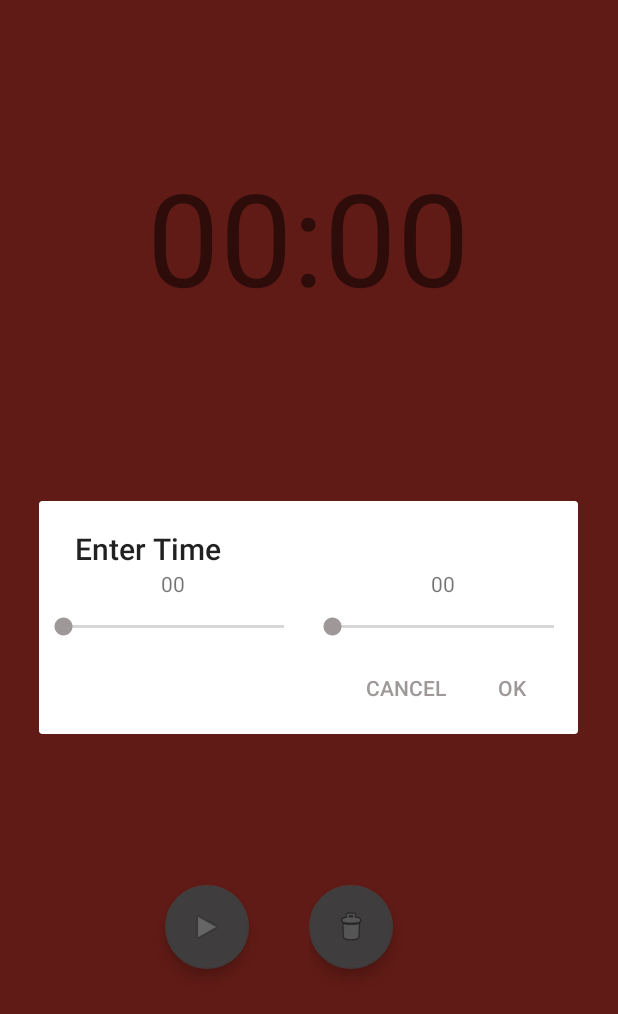
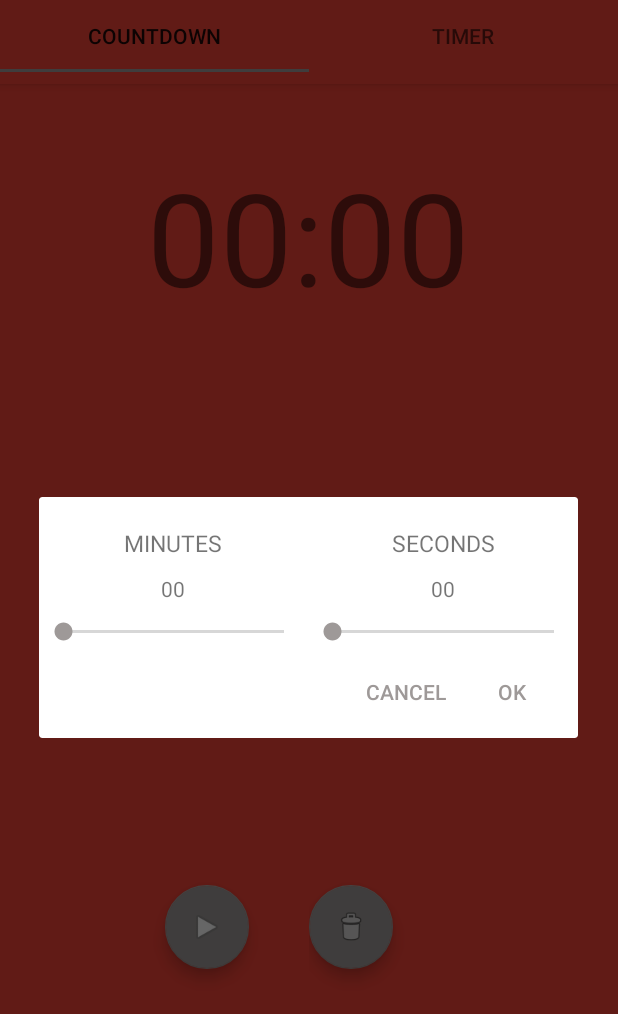
Before and after one commit to sujanrao17/Timer, an Android app: the screen it shows after launch (MainActivity), after a tap on an icon or button, on a phone screen of 412 x 824 dp. Shown: the top 1014 px of the screen. Run offline under Robolectric (Android 15) with nearby library versions, the phone set to English and light mode, and no system bars.

Commit message:
Added view pager with fragment and moved the code to fragments

```diff
--- a/app/src/main/AndroidManifest.xml
+++ b/app/src/main/AndroidManifest.xml
@@ -7,14 +7,15 @@
         android:icon="@mipmap/ic_launcher"
         android:label="@string/app_name"
         android:supportsRtl="true"
-        android:theme="@style/AppTheme">
+        android:theme="@style/AppTheme"
+        android:screenOrientation="portrait"
+        >
         <activity
             android:name=".activity.MainActivity"
             android:label="@string/app_name"
             android:theme="@style/AppTheme.NoActionBar">
             <intent-filter>
                 <action android:name="android.intent.action.MAIN" />
-
                 <category android:name="android.intent.category.LAUNCHER" />
             </intent-filter>
         </activity>
--- a/app/src/main/java/main/coderindigo/com/countdown/activity/MainActivity.java
+++ b/app/src/main/java/main/coderindigo/com/countdown/activity/MainActivity.java
@@ -9,9 +9,14 @@ import android.os.Bundle;
 import android.os.Handler;
 import android.support.design.widget.FloatingActionButton;
 import android.support.design.widget.Snackbar;
+import android.support.design.widget.TabLayout;
+import android.support.v4.app.Fragment;
+import android.support.v4.view.PagerAdapter;
+import android.support.v4.view.ViewPager;
 import android.support.v7.app.AlertDialog;
 import android.support.v7.app.AppCompatActivity;
 import android.support.v7.widget.Toolbar;
+import android.util.Log;
 import android.view.LayoutInflater;
 import android.view.View;
 import android.view.Menu;
@@ -22,25 +27,28 @@ import android.widget.SeekBar;
 import android.widget.TextView;
 import android.widget.Toast;
 
+import main.coderindigo.com.countdown.activity.fragment.*;
+
 
 import java.io.IOException;
 
 import main.coderindigo.com.countdown.R;
+import main.coderindigo.com.countdown.activity.fragment.CountDown.OnTimerStartListener;
 import main.coderindigo.com.countdown.activity.helper.CountdownTimer;
+import main.coderindigo.com.countdown.activity.helper.PageAdapter;
 
-public class MainActivity extends AppCompatActivity implements View.OnClickListener, Dialog.OnClickListener{
+public class MainActivity extends AppCompatActivity implements CountDown.OnTimerStartListener, Dialog.OnClickListener {
 
-    private TextView mTime;
+
+    private static final String TAG = MainActivity.class.getSimpleName();
     private SeekBar seekBar_min;
     private SeekBar seekBar_sec;
-
-
-    private FloatingActionButton startButton;
-    private FloatingActionButton stopButton;
+    private CountDown mDisplayFragment;
     private Handler handler;
     private TextView userInputMin;
     private TextView userInputSec;
     private CountdownTimer timer;
+
 
     public MainActivity() {
     }
@@ -52,27 +60,13 @@ public class MainActivity extends AppCompatActivity implements View.OnClickListe
         setContentView(R.layout.activity_main);
 //        Toolbar toolbar = (Toolbar) findViewById(R.id.toolbar);
 //        setSupportActionBar(toolbar);
+//        LayoutInflater inflater = LayoutInflater.from(this);
+//        View fragmentView = inflater.inflate(R.layout.content_main, null);
 
-//        FloatingActionButton fab = (FloatingActionButton) findViewById(R.id.fab);
-//        fab.setOnClickListener(new View.OnClickListener() {
-//            @Override
-//            public void onClick(View view) {
-//                Snackbar.make(view, "Replace with your own action", Snackbar.LENGTH_LONG)
-//                        .setAction("Action", null).show();
-//            }
-//        });
-
-
-
-
+        //t = (TextView) fragmentView.findViewById(R.id.time);
         //textView = (TextView) findViewById(R.id.textView1);
 
-        mTime = (TextView) findViewById(R.id.time);
-
-        startButton = (FloatingActionButton) findViewById(R.id.start_button);
-        stopButton = (FloatingActionButton) findViewById(R.id.stop_button);
-        startButton.setOnClickListener(this);
-        stopButton.setOnClickListener(this);
+        InitializeTabs();
         handler = new Handler();
         timer = new CountdownTimer(handler) {
             @Override
@@ -82,21 +76,36 @@ public class MainActivity extends AppCompatActivity implements View.OnClickListe
 
             @Override
             public void onTimerFinished() {
-                stopButton.performClick();
             }
 
             @Override
             public void onTimerStopped() {
-                mTime.setText("00:00");
+                // mDisplayFragment.updateTime("00:00");
             }
 
             @Override
             public void updateUI(long time) {
-                mTime.setText(CountdownTimer.covertToString(time));
+//                mDisplayFragment = (CountDown)getSupportFragmentManager().findFragmentByTag(
+//                        "android:switcher:"+ R.id.pager+":0");
+                if (mDisplayFragment != null) {
+                    Log.d(TAG, "Im inside update");
+                    // mDisplayFragment.updateTime(CountdownTimer.covertToString(time));
+                    update(CountdownTimer.covertToString(time));
+
+                } else {
+                    Toast.makeText(MainActivity.this, "oopppss", Toast.LENGTH_SHORT).show();
+                    // Log.d(TAG, mDisplayFragment.toString());
+                }
+
             }
 
         };
 
+    }
+
+    public void update(String time) {
+
+        mDisplayFragment.updateTime(time);
     }
 
     private void playSound() {
@@ -110,129 +119,132 @@ public class MainActivity extends AppCompatActivity implements View.OnClickListe
         } catch (IOException e) {
             e.printStackTrace();
         }
+    }
+
+
+//    @Override
+//    public boolean onCreateOptionsMenu(Menu menu) {
+//        // Inflate the menu; this adds items to the action bar if it is present.
+//        getMenuInflater().inflate(R.menu.menu_main, menu);
+//        return true;
+//    }
+
+//    @Override
+//    public boolean onOptionsItemSelected(MenuItem item) {
+//        // Handle action bar item clicks here. The action bar will
+//        // automatically handle clicks on the Home/Up button, so long
+//        // as you specify a parent activity in AndroidManifest.xml.
+//        int id = item.getItemId();
+//        //noinspection SimplifiableIfStatement
+//        if (id == R.id.action_settings) {
+//            return true;
+//        }
+//
+//        return super.onOptionsItemSelected(item);
+//    }
+
+
+    @Override
+    public void onClick(DialogInterface dialog, int which) {
+        switch (which) {
+            case DialogInterface.BUTTON_POSITIVE:
+                String minutes = userInputMin.getText().toString().trim();
+                Log.d(TAG, "-----------" + minutes);
+
+                String seconds = userInputSec.getText().toString().trim();
+                String input = minutes + ":" + seconds;
+                Log.d(TAG, "--TIME---" + input);
+
+                if (CountdownTimer.isValid(input)) {
+
+                    timer.setTimeRemaining(CountdownTimer.covertTomili(input));
+                    timer.start();
+
+                }
+                break;
+
+            case DialogInterface.BUTTON_NEGATIVE:
+                break;
+
+        }
+    }
+
+    public void InitializeTabs() {
+        final ViewPager viewPager = (ViewPager) findViewById(R.id.pager);
+        final PageAdapter adapter = new PageAdapter(getSupportFragmentManager()) {
+        };
+        adapter.addFragment(new CountDown(), "Countdown");
+        adapter.addFragment(new TimerFragment(), "Timer");
+        viewPager.setAdapter(adapter);
+        TabLayout tabLayout = (TabLayout) findViewById(R.id.tab_layout);
+        tabLayout.setupWithViewPager(viewPager);
+        mDisplayFragment = (CountDown) adapter.getFragment(0);
 
     }
 
     @Override
-    public void onClick(View v) {
+    public void OnTimerStartListener(View v) {
 
-        if(v.getId() == R.id.start_button){
+
+        if (v.getId() == R.id.start_button) {
             Toast.makeText(MainActivity.this, "ON", Toast.LENGTH_SHORT).show();
             LayoutInflater inflater = LayoutInflater.from(this);
             View view = inflater.inflate(R.layout.user_input, null);
+
             seekBar_min = (SeekBar) view.findViewById(R.id.seekBar_min);
             seekBar_sec = (SeekBar) view.findViewById(R.id.seekBar_sec);
+
             userInputMin = (TextView) view.findViewById(R.id.user_input_min);
             userInputSec = (TextView) view.findViewById(R.id.user_input_sec);
 //            userInput.setText(seekBar.getProgress() );
             seekBar_min.setOnSeekBarChangeListener(new SeekBar.OnSeekBarChangeListener() {
                 int progress = 0;
+
                 @Override
                 public void onProgressChanged(SeekBar seekBar, int progresValue, boolean fromUser) {
                     progress = progresValue;
-                    userInputMin.setText( (progress < 10) ? "0" + progress : progress + "" );
+                    userInputMin.setText((progress < 10) ? "0" + progress : progress + "");
                     //Toast.makeText(getApplicationContext(), "Changing seekbar's progress", Toast.LENGTH_SHORT).show();
                 }
 
                 @Override
                 public void onStartTrackingTouch(SeekBar seekBar) {
-
-
                 }
 
                 @Override
 
                 public void onStopTrackingTouch(SeekBar seekBar) {
-
                 }
 
             });
 
             seekBar_sec.setOnSeekBarChangeListener(new SeekBar.OnSeekBarChangeListener() {
                 int progress = 0;
+
                 @Override
                 public void onProgressChanged(SeekBar seekBar, int progresValue, boolean fromUser) {
                     progress = progresValue;
-                    userInputSec.setText( (progress < 10) ? "0" + progress : progress + "" );
+                    userInputSec.setText((progress < 10) ? "0" + progress : progress + "");
                     //Toast.makeText(getApplicationContext(), "Changing seekbar's progress", Toast.LENGTH_SHORT).show();
                 }
 
                 @Override
                 public void onStartTrackingTouch(SeekBar seekBar) {
-
-
                 }
 
                 @Override
-
                 public void onStopTrackingTouch(SeekBar seekBar) {
-
                 }
-
             });
-
-
             AlertDialog.Builder builder = new AlertDialog.Builder(this);
-            builder.setTitle("Enter Time");
-
             builder.setView(view);
             builder.setCancelable(false);
             builder.setPositiveButton("OK", this);
             builder.setNegativeButton("CANCEL", this);
             builder.show();
-
-
-        }else if(v.getId() == R.id.stop_button){
+        } else if (v.getId() == R.id.stop_button) {
             Toast.makeText(MainActivity.this, "OFF", Toast.LENGTH_SHORT).show();
             timer.stop();
         }
-
-    }
-
-    @Override
-    public boolean onCreateOptionsMenu(Menu menu) {
-        // Inflate the menu; this adds items to the action bar if it is present.
-        getMenuInflater().inflate(R.menu.menu_main, menu);
-        return true;
-    }
-
-    @Override
-    public boolean onOptionsItemSelected(MenuItem item) {
-        // Handle action bar item clicks here. The action bar will
-        // automatically handle clicks on the Home/Up button, so long
-        // as you specify a parent activity in AndroidManifest.xml.
-        int id = item.getItemId();
-
-        //noinspection SimplifiableIfStatement
-        if (id == R.id.action_settings) {
-            return true;
-        }
-
-        return super.onOptionsItemSelected(item);
-    }
-
-
-    @Override
-    public void onClick(DialogInterface dialog, int which) {
-        switch (which){
-            case DialogInterface.BUTTON_POSITIVE:
-                String minutes = userInputMin.getText().toString().trim();
-                String seconds = userInputSec.getText().toString().trim();
-                String input = minutes +":"+ seconds;
-                if (CountdownTimer.isValid(input) ){
-
-                        timer.setTimeRemaining(CountdownTimer.covertTomili(input));
-                        timer.start();
-
-                }
-
-
-                break;
-
-            case DialogInterface.BUTTON_NEGATIVE:
-                break;
-
-        }
-
     }
 }
--- /dev/null
+++ b/app/src/main/java/main/coderindigo/com/countdown/activity/fragment/CountDown.java
@@ -0,0 +1,75 @@
+package main.coderindigo.com.countdown.activity.fragment;
+
+
+import android.content.Context;
+import android.os.Bundle;
+import android.support.design.widget.FloatingActionButton;
+
+import android.support.v4.app.Fragment;
+import android.util.Log;
+import android.view.LayoutInflater;
+import android.view.View;
+import android.view.ViewGroup;
+import android.widget.TextView;
+import main.coderindigo.com.countdown.R;
+
+
+public class CountDown extends Fragment implements View.OnClickListener {
+
+    View v;
+    private static final String TAG = CountDown.class.getSimpleName();
+    private TextView mTime;
+    private FloatingActionButton startButton;
+    private FloatingActionButton stopButton;
+
+    private OnTimerStartListener mCallback;
+    public CountDown() {
+        // Required empty public constructor
+    }
+
+
+    @Override
+    public View onCreateView(LayoutInflater inflater, ViewGroup container,
+                             Bundle savedInstanceState) {
+          v = inflater.inflate(R.layout.fragment_countdown_timer, container, false);
+//        ViewGroup ref = (ViewGroup)v.findViewById(R.id.countdown_fragment);
+//        ref.setTag(this);
+//        ref.getChildAt(0).setTag("fragment:" + 0);
+        startButton = (FloatingActionButton) v.findViewById(R.id.start_button);
+        mTime = (TextView) v.findViewById(R.id.time_countdown);
+        stopButton = (FloatingActionButton) v.findViewById(R.id.stop_button);
+        startButton.setOnClickListener(this);
+        stopButton.setOnClickListener(this);
+        return v;
+    }
+
+
+
+    public  void updateTime(String time){
+
+        Log.d(TAG, time);
+        mTime.setText(time);
+    }
+
+    @Override
+    public void onClick(View v) {
+        mCallback.OnTimerStartListener(v);
+    }
+    @Override
+    public void onAttach(Context context) {
+        super.onAttach(context);
+        // This makes sure that the container activity has implemented
+        // the callback interface. If not, it throws an exception
+        try {
+            mCallback = (OnTimerStartListener) context;
+        } catch (ClassCastException e) {
+            throw new ClassCastException(context.toString()
+                    + " must implement OnHeadlineSelectedListener");
+        }
+    }
+
+    public interface OnTimerStartListener {
+        public void OnTimerStartListener(View position);
+    }
+
+}
--- /dev/null
+++ b/app/src/main/java/main/coderindigo/com/countdown/activity/fragment/TimerFragment.java
@@ -0,0 +1,30 @@
+package main.coderindigo.com.countdown.activity.fragment;
+
+
+import android.os.Bundle;
+
+import android.support.v4.app.Fragment;
+import android.view.LayoutInflater;
+import android.view.View;
+import android.view.ViewGroup;
+
+import main.coderindigo.com.countdown.R;
+
+
+public class TimerFragment extends Fragment {
+
+
+    public TimerFragment() {
+        // Required empty public constructor
+    }
+
+
+    @Override
+    public View onCreateView(LayoutInflater inflater, ViewGroup container,
+                             Bundle savedInstanceState) {
+        // Inflate the layout for this fragment
+        return inflater.inflate(R.layout.fragment_timer, container, false);
+    }
+
+
+}
--- a/app/src/main/java/main/coderindigo/com/countdown/activity/helper/CountdownTimer.java
+++ b/app/src/main/java/main/coderindigo/com/countdown/activity/helper/CountdownTimer.java
@@ -1,12 +1,13 @@
 package main.coderindigo.com.countdown.activity.helper;
 
+import android.app.Activity;
 import android.os.Handler;
 import android.util.Log;
 
 /**
  * Created by sujana on 12/14/2015.
  */
-public abstract class CountdownTimer implements Runnable {
+public abstract class CountdownTimer  implements Runnable {
 
     private static final String TAG = CountdownTimer.class.getSimpleName();
     private long timeRemaining;
--- /dev/null
+++ b/app/src/main/java/main/coderindigo/com/countdown/activity/helper/PageAdapter.java
@@ -0,0 +1,51 @@
+package main.coderindigo.com.countdown.activity.helper;
+
+/**
+ * Created by sujana on 12/15/2015.
+ */
+
+import android.support.v4.app.Fragment;
+import android.support.v4.app.FragmentManager;
+import android.support.v4.app.FragmentStatePagerAdapter;
+import android.view.View;
+
+import java.util.ArrayList;
+import java.util.List;
+
+
+
+
+public class PageAdapter extends FragmentStatePagerAdapter {
+
+    private List<Fragment> mFragmentList = new ArrayList<>();
+    private List<String> mFragmentTitleList = new ArrayList<>();
+    public PageAdapter(FragmentManager fm) {
+        super(fm);
+
+    }
+
+    public void addFragment(Fragment fragment,
+                            String title){
+        mFragmentList.add(fragment);
+        mFragmentTitleList.add(title);
+
+    }
+
+    public Fragment getFragment(int pageIndex) {
+        return mFragmentList.get(pageIndex);
+    }
+    @Override
+    public Fragment getItem(int position) {
+
+        return mFragmentList.get(position);
+    }
+
+    @Override
+    public int getCount() {
+        return mFragmentList.size();
+    }
+    @Override
+    public CharSequence getPageTitle(int position) {
+        return mFragmentTitleList.get(position);
+    }
+}
--- a/app/src/main/res/layout/activity_main.xml
+++ b/app/src/main/res/layout/activity_main.xml
@@ -8,6 +8,18 @@
     tools:context=".activity.MainActivity"
     android:background="@color/colorPrimary">
 
+    <android.support.design.widget.TabLayout
+        android:id="@+id/tab_layout"
+        android:layout_width="match_parent"
+        android:layout_height="wrap_content"
+
+        android:background="?attr/colorPrimary"
+        android:elevation="4dp"
+        app:tabMode="fixed"
+        app:tabGravity="fill"
+
+        android:minHeight="?attr/actionBarSize"
+        />
     <!--<android.support.design.widget.AppBarLayout-->
         <!--android:layout_width="match_parent"-->
         <!--android:layout_height="wrap_content"-->
@@ -21,8 +33,13 @@
             <!--app:popupTheme="@style/AppTheme.PopupOverlay" />-->
 
     <!--</android.support.design.widget.AppBarLayout>-->
+    <android.support.v4.view.ViewPager
+        android:id="@+id/pager"
+        android:layout_width="match_parent"
+        android:layout_height="fill_parent"
+        app:layout_behavior="@string/appbar_scrolling_view_behavior"/>
 
-    <include layout="@layout/content_main" />
+
 
     <!--<android.support.design.widget.FloatingActionButton-->
         <!--android:id="@+id/fab"-->
--- /dev/null
+++ b/app/src/main/res/layout/content_countdown.xml
@@ -0,0 +1,63 @@
+<?xml version="1.0" encoding="utf-8"?>
+<LinearLayout xmlns:android="http://schemas.android.com/apk/res/android"
+    xmlns:app="http://schemas.android.com/apk/res-auto"
+    xmlns:tools="http://schemas.android.com/tools"
+    android:layout_width="match_parent"
+    android:layout_height="match_parent"
+    android:orientation="vertical"
+    tools:showIn="@layout/fragment_countdown_timer">
+
+
+    <LinearLayout
+        android:layout_width="match_parent"
+        android:layout_height="0dp"
+        android:layout_weight="1"
+        android:orientation="vertical">
+
+        <TextView
+            android:id="@+id/time_countdown"
+            android:layout_width="wrap_content"
+            android:layout_height="wrap_content"
+            android:layout_gravity="center"
+            android:layout_marginTop="100dp"
+            android:text="00:00"
+            android:textSize="86sp" />
+
+    </LinearLayout>
+
+    <LinearLayout
+        android:layout_width="match_parent"
+        android:layout_height="0dp"
+        android:layout_weight="1"
+        android:orientation="horizontal">
+
+        <LinearLayout
+            android:layout_width="0dp"
+            android:layout_height="match_parent"
+            android:layout_weight="1">
+
+            <android.support.design.widget.FloatingActionButton
+                android:id="@+id/start_button"
+                android:layout_width="match_parent"
+                android:layout_height="wrap_content"
+                android:layout_gravity="center_vertical"
+                android:layout_marginLeft="110dp"
+                android:src="@android:drawable/ic_media_play" />
+        </LinearLayout>
+
+        <LinearLayout
+            android:layout_width="0dp"
+            android:layout_height="match_parent"
+            android:layout_weight="1">
+
+            <android.support.design.widget.FloatingActionButton
+                android:id="@+id/stop_button"
+                android:layout_width="match_parent"
+                android:layout_height="wrap_content"
+                android:layout_gravity="center_vertical"
+                android:layout_marginRight="100dp"
+
+                android:src="@android:drawable/ic_menu_delete" />
+        </LinearLayout>
+    </LinearLayout>
+</LinearLayout>
--- /dev/null
+++ b/app/src/main/res/layout/fragment_countdown_timer.xml
@@ -0,0 +1,9 @@
+<FrameLayout xmlns:android="http://schemas.android.com/apk/res/android"
+    xmlns:tools="http://schemas.android.com/tools"
+    android:layout_width="match_parent"
+    android:layout_height="match_parent"
+    android:id="@+id/countdown_fragment"
+    tools:context="main.coderindigo.com.countdown.activity.fragment.CountDown">
+
+    <include layout="@layout/content_countdown" />
+</FrameLayout>
--- /dev/null
+++ b/app/src/main/res/layout/fragment_timer.xml
@@ -0,0 +1,13 @@
+<FrameLayout xmlns:android="http://schemas.android.com/apk/res/android"
+    xmlns:tools="http://schemas.android.com/tools"
+    android:layout_width="match_parent"
+    android:layout_height="match_parent"
+    tools:context="main.coderindigo.com.countdown.activity.fragment.TimerFragment">
+
+    <!-- TODO: Update blank fragment layout -->
+    <TextView
+        android:layout_width="match_parent"
+        android:layout_height="match_parent"
+        android:text="@string/hello_blank_fragment" />
+
+</FrameLayout>
--- a/app/src/main/res/layout/user_input.xml
+++ b/app/src/main/res/layout/user_input.xml
@@ -9,6 +9,18 @@
         android:layout_height="match_parent"
         android:layout_weight="1"
         android:orientation="vertical">
+
+        <TextView
+
+            android:layout_width="match_parent"
+            android:layout_height="wrap_content"
+            android:layout_marginBottom="10dp"
+            android:layout_marginTop="20dp"
+            android:gravity="center"
+            android:textSize="15sp"
+            android:text="MINUTES">
+
+        </TextView>
 
         <TextView xmlns:android="http://schemas.android.com/apk/res/android"
             android:id="@+id/user_input_min"
@@ -33,6 +45,18 @@
         android:layout_weight="1"
         android:orientation="vertical">
 
+        <TextView
+
+            android:layout_width="match_parent"
+            android:layout_height="wrap_content"
+            android:layout_marginBottom="10dp"
+            android:gravity="center"
+            android:textSize="15sp"
+            android:layout_marginTop="20dp"
+            android:text="SECONDS">
+
+        </TextView>
+
         <TextView xmlns:android="http://schemas.android.com/apk/res/android"
             android:id="@+id/user_input_sec"
             android:layout_width="match_parent"
--- a/app/src/main/res/values/strings.xml
+++ b/app/src/main/res/values/strings.xml
@@ -1,4 +1,7 @@
 <resources>
     <string name="app_name">Countdown</string>
     <string name="action_settings">Settings</string>
+
+    <!-- TODO: Remove or change this placeholder text -->
+    <string name="hello_blank_fragment">Hello blank fragment</string>
 </resources>
```
